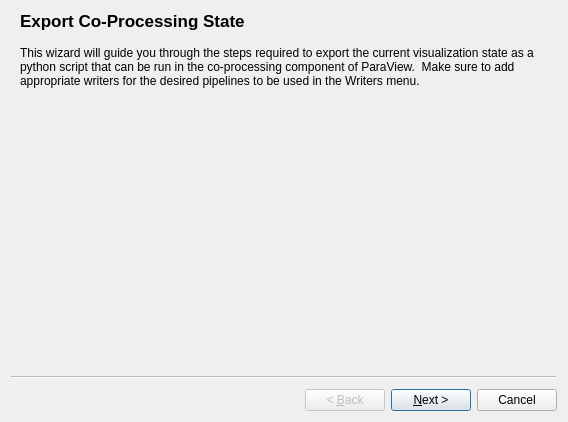
Qt form Plugins/CoProcessingScriptGenerator/Resources/ExportStateWizard.ui (Kitware/ParaView) before a commit.
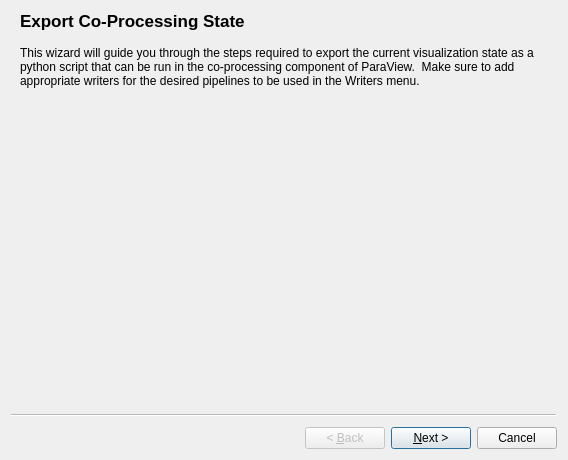
The same form after that commit. Custom widgets are drawn as their Qt base class.

Commit message:
Resizing the coprocessing plugin export wizard widget size.
The fit to screen option in the last pane of the export
wizard widget was hidden due to the size being too small
so I resized it to show it again.

Diff of the .ui file:
```diff
--- a/Plugins/CoProcessingScriptGenerator/Resources/ExportStateWizard.ui
+++ b/Plugins/CoProcessingScriptGenerator/Resources/ExportStateWizard.ui
@@ -7,7 +7,7 @@
     <x>0</x>
     <y>0</y>
     <width>568</width>
-    <height>422</height>
+    <height>460</height>
    </rect>
   </property>
   <property name="minimumSize">
```
